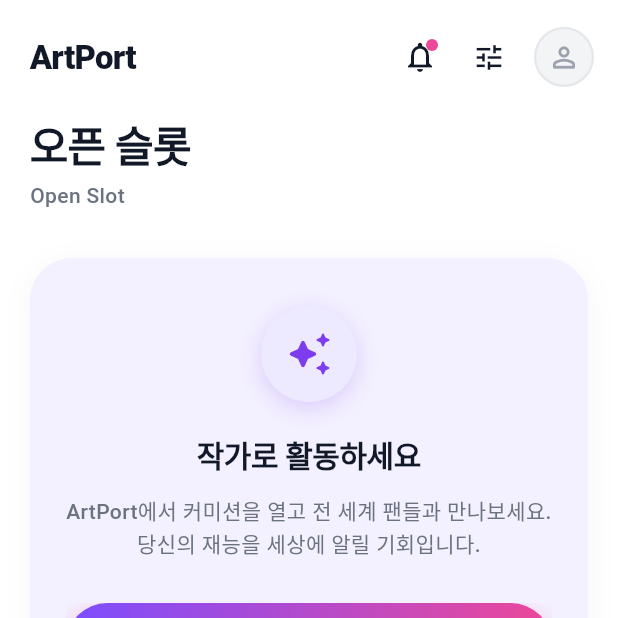
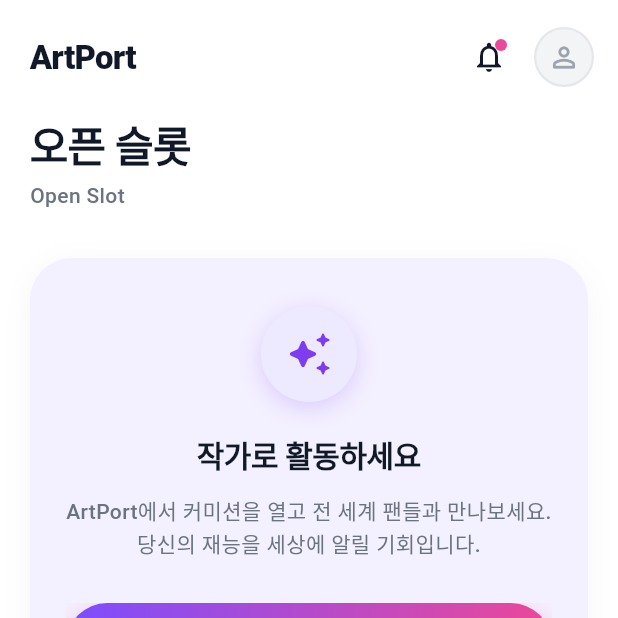
Before and after one commit to hyerin10/art_port, a Flutter app: the screen it shows after launch, item 3 of the bottom bar chosen, on a phone screen of 412 x 824 dp, the top half of it. Run offline on Flutter 3.47's test engine with Material 3 defaults, Android fonts, the phone set to English and light mode, and no system bars; our stand-ins replace file_picker, flutter_riverpod, image_picker; missing offline and left inert: gal; network calls fail.

Commit message:
chore: 헤더에 사용하지 않는 아이콘 제거

```diff
--- a/lib/features/common/widgets/art_port_header.dart
+++ b/lib/features/common/widgets/art_port_header.dart
@@ -43,11 +43,6 @@ class ArtPortHeader extends ConsumerWidget {
             ),
             const Spacer(),
             _NotificationButton(onPressed: () {}),
-            const SizedBox(width: 6),
-            _IconActionButton(
-              icon: Icons.tune,
-              onPressed: () {},
-            ),
             AnimatedSize(
               duration: const Duration(milliseconds: 250),
               curve: Curves.easeInOut,
@@ -120,36 +115,6 @@ class _NotificationButton extends StatelessWidget {
             ),
           ),
         ],
-      ),
-    );
-  }
-}
-
-class _IconActionButton extends StatelessWidget {
-  const _IconActionButton({
-    required this.icon,
-    required this.onPressed,
-  });
-
-  final IconData icon;
-  final VoidCallback onPressed;
-
-  static const double _size = ArtPortHeader._actionSize;
-
-  @override
-  Widget build(BuildContext context) {
-    return SizedBox(
-      width: _size,
-      height: _size,
-      child: IconButton(
-        onPressed: onPressed,
-        icon: Icon(icon, size: 22),
-        color: AppColors.textPrimary,
-        padding: EdgeInsets.zero,
-        constraints: const BoxConstraints(
-          minWidth: _size,
-          minHeight: _size,
-        ),
       ),
     );
   }
```
